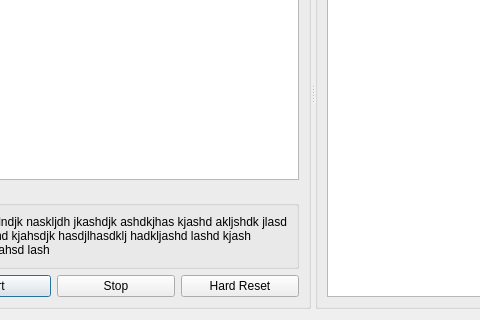
Above: obci_control/gui/obci_launcher.ui from BrainTech/openbci before the change; both pictures show x 90 to 570 and y 135 to 455 of the 761 by 455 pixel window. Below: the same form after it.
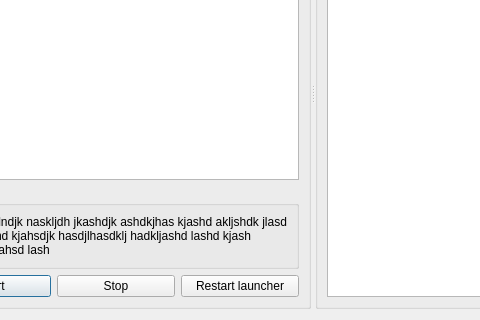
That is the form after the change.

Commit message:
Simple Launcher GUI, with some glitches.
BONUS: parameter overrides!
Try:
obci launch scenarios/save/save_virtual_amplifier.ini --ovr --peer \
	saver_control -p sleep_time_s 14 --peer amplifier -p sampling_rate 128 -p samples_per_packet 8

Explanation:
add overwrites on the end of the launch command. Mark start by --ovr,
then for each peer: --peer peer_id -p [param value]
-c [config_source_symbol_name peer_id] -d [launch_dep_symbol peer_id] -e [param source_name src_param_name]

```diff
--- a/obci_control/gui/obci_launcher.ui
+++ b/obci_control/gui/obci_launcher.ui
@@ -84,7 +84,7 @@
          <item>
           <widget class="QPushButton" name="reset_button">
            <property name="text">
-            <string>Hard Reset</string>
+            <string>Restart launcher</string>
            </property>
           </widget>
          </item>
```
Left out of the diff: 3 changed lines with no effect on the pictures. The commit also changes 14 other files.
